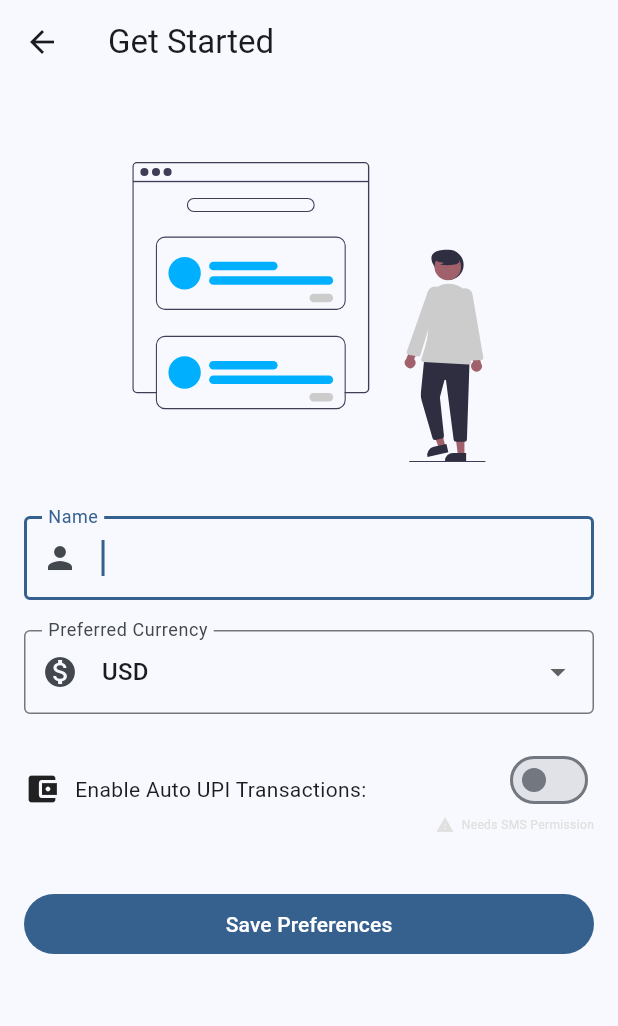
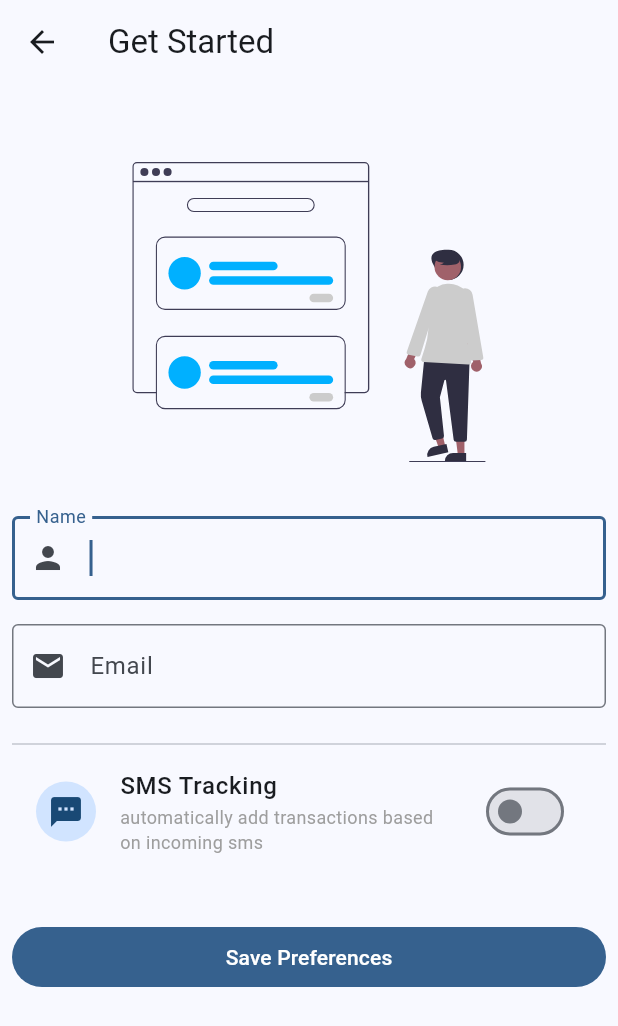
Before and after one commit to rijfas/pocketbook, a Flutter app: the screen it shows after launch, after a tap on "Get Started", on a phone screen of 412 x 824 dp. Shown: the top 1026 px of the screen. Run offline on Flutter 3.47's test engine with Material 3 defaults, Android fonts, the phone set to English and light mode, and no system bars; our stand-ins replace emoji_picker_flutter, fl_chart, flutter_svg, isar, shared_preferences, string_validator; missing offline and left inert: telephony; accounts and stored records are empty; generated files the repository leaves out were written again.

Commit message:
completed onboarding basic

```diff
--- a/lib/app.dart
+++ b/lib/app.dart
@@ -14,7 +14,7 @@ class App extends StatelessWidget {
         ),
       ),
       onGenerateRoute: Routes.onGenerateRoute,
-      initialRoute: Routes.getStarted,
+      initialRoute: Routes.loading,
       debugShowCheckedModeBanner: false,
     );
   }
--- a/lib/main.dart
+++ b/lib/main.dart
@@ -2,10 +2,17 @@ import 'package:flutter/material.dart';
 import 'package:pocketbook/services/budget_service.dart';
 import 'package:pocketbook/services/category_service.dart';
 import 'package:pocketbook/services/transaction_service.dart';
+import 'package:pocketbook/utils/app_preferences.dart';
 import 'package:provider/provider.dart';
+import 'package:telephony/telephony.dart';
 
 import 'app.dart';
 import 'utils/isar.dart';
+
+backgroundMessageHandler(SmsMessage message) async {
+  print(message.body);
+  //Handle background message
+}
 
 Future<void> main() async {
   WidgetsFlutterBinding.ensureInitialized();
@@ -13,6 +20,7 @@ Future<void> main() async {
   runApp(
     MultiProvider(
       providers: [
+        Provider(create: (_) => AppPreferences()),
         Provider(create: (_) => CategoryService(isar)),
         Provider(create: (_) => TransactionService(isar)),
         Provider(create: (_) => BudgetService(isar)),
--- a/lib/presentation/screens/loading/view.dart
+++ b/lib/presentation/screens/loading/view.dart
@@ -1,6 +1,8 @@
 import 'package:flutter/material.dart';
 import 'package:flutter/services.dart';
+import 'package:pocketbook/utils/app_preferences.dart';
 import 'package:pocketbook/utils/routes.dart';
+import 'package:provider/provider.dart';
 
 class LoadingView extends StatefulWidget {
   const LoadingView({super.key});
@@ -14,6 +16,22 @@ class _LoadingViewState extends State<LoadingView> {
   void initState() {
     super.initState();
     SystemChrome.setEnabledSystemUIMode(SystemUiMode.manual, overlays: []);
+    final appPreferences = context.read<AppPreferences>();
+    appPreferences.load().then(
+      (_) {
+        SystemChrome.setEnabledSystemUIMode(SystemUiMode.manual,
+                overlays: SystemUiOverlay.values)
+            .then(
+          (_) {
+            if (appPreferences.isFirstRun) {
+              Navigator.of(context).pushNamed(Routes.getStarted);
+            } else {
+              Navigator.of(context).pushNamed(Routes.dashboard);
+            }
+          },
+        );
+      },
+    );
   }
 
   @override
--- a/lib/presentation/screens/onboarding/route.dart
+++ b/lib/presentation/screens/onboarding/route.dart
@@ -1,10 +1,18 @@
 import 'package:flutter/material.dart';
+import 'package:pocketbook/presentation/screens/onboarding/controller.dart';
+import 'package:pocketbook/utils/app_preferences.dart';
+import 'package:provider/provider.dart';
 
 import 'view.dart';
 
 class Onboarding extends MaterialPageRoute {
   Onboarding({Key? key})
       : super(
-          builder: (_) => OnboardingView(),
+          builder: (_) => Provider(
+            create: (context) => OnboardingController(
+              context.read<AppPreferences>(),
+            ),
+            child: OnboardingView(),
+          ),
         );
 }
--- a/lib/presentation/screens/onboarding/view.dart
+++ b/lib/presentation/screens/onboarding/view.dart
@@ -1,7 +1,10 @@
 import 'package:flutter/material.dart';
 import 'package:flutter_svg/flutter_svg.dart';
+import 'package:pocketbook/presentation/screens/onboarding/controller.dart';
 import 'package:pocketbook/utils/assets.dart';
 import 'package:pocketbook/utils/routes.dart';
+import 'package:provider/provider.dart';
+import 'package:string_validator/string_validator.dart';
 
 class OnboardingView extends StatefulWidget {
   @override
@@ -9,16 +12,17 @@ class OnboardingView extends StatefulWidget {
 }
 
 class _OnboardingViewState extends State<OnboardingView> {
-  String _name = '';
-  String _currency = 'USD';
-  bool _enableAutoUPI = false;
-  List<String> _currencies = [
-    'USD',
-    'EUR',
-    'GBP',
-    'INR',
-    'JPY'
-  ]; // Example currencies
+  final _userNameController = TextEditingController();
+  final _emailController = TextEditingController();
+  final _formKey = GlobalKey<FormState>();
+  bool _smsTrackingEnabled = false;
+
+  @override
+  void dispose() {
+    _userNameController.dispose();
+    _emailController.dispose();
+    super.dispose();
+  }
 
   @override
   Widget build(BuildContext context) {
@@ -28,7 +32,12 @@ class _OnboardingViewState extends State<OnboardingView> {
         title: Text('Get Started'),
       ),
       body: Padding(
-        padding: const EdgeInsets.all(16.0),
+        padding: const EdgeInsets.symmetric(
+          vertical: 16.0,
+          horizontal: 8.0,
+        ),
+        child: Form(
+          key: _formKey,
           child: ListView(
             children: [
               SizedBox(height: 36),
@@ -41,85 +50,82 @@ class _OnboardingViewState extends State<OnboardingView> {
               ),
               SizedBox(height: 36),
               TextFormField(
-              onChanged: (value) {
-                setState(() {
-                  _name = value;
-                });
-              },
                 autofocus: true,
-              decoration: InputDecoration(
+                controller: _userNameController,
+                validator: (value) =>
+                    value == null || value.isEmpty ? 'Enter a name' : null,
+                decoration: const InputDecoration(
                   labelText: 'Name',
                   prefixIcon: Icon(Icons.person),
                   border: OutlineInputBorder(),
                 ),
               ),
-            SizedBox(height: 20),
-            DropdownButtonFormField(
-              value: _currency,
-              onChanged: (value) {
-                setState(() {
-                  _currency = value!;
-                });
-              },
-              items: _currencies.map((currency) {
-                return DropdownMenuItem(
-                  value: currency,
-                  child: Text(currency),
-                );
-              }).toList(),
-              decoration: InputDecoration(
-                labelText: 'Preferred Currency',
-                prefixIcon: Icon(Icons.monetization_on),
+              const SizedBox(height: 16),
+              TextFormField(
+                controller: _emailController,
+                validator: (value) => value == null || !isEmail(value)
+                    ? 'Enter a valid email'
+                    : null,
+                decoration: const InputDecoration(
+                  labelText: 'Email',
+                  prefixIcon: Icon(Icons.mail),
                   border: OutlineInputBorder(),
                 ),
               ),
-            SizedBox(height: 20),
-            Row(
-              children: [
-                Icon(Icons.account_balance_wallet),
-                SizedBox(width: 10),
-                Text('Enable Auto UPI Transactions:'),
-                Spacer(),
-                Column(
-                  crossAxisAlignment: CrossAxisAlignment.end,
-                  children: [
-                    Switch(
-                      value: _enableAutoUPI,
+              const SizedBox(height: 16),
+              const Divider(),
+              ListTile(
+                leading: const CircleAvatar(
+                  child: Icon(Icons.sms),
+                ),
+                title: const Text(
+                  'SMS Tracking',
+                  style: TextStyle(
+                    fontWeight: FontWeight.w500,
+                  ),
+                ),
+                subtitle: const Text(
+                  'automatically add transactions based on incoming sms',
+                  style: TextStyle(
+                    fontSize: 12,
+                    color: Colors.grey,
+                  ),
+                ),
+                trailing: Switch(
+                  value: _smsTrackingEnabled,
                   onChanged: (value) {
                     setState(() {
-                          _enableAutoUPI = value;
+                      _smsTrackingEnabled = value;
                     });
                   },
                 ),
-                    Row(
-                      children: [
-                        Icon(
-                          Icons.warning,
-                          color: Colors.grey[300],
-                          size: 12,
-                        ),
-                        SizedBox(width: 5),
-                        Text(
-                          'Needs SMS Permission',
-                          style:
-                              TextStyle(color: Colors.grey[300], fontSize: 8),
-                        ),
-                      ],
-                    ),
-                  ],
-                ),
-              ],
               ),
               SizedBox(height: 36),
               FilledButton(
                 onPressed: () {
+                  if (_formKey.currentState!.validate()) {
+                    context
+                        .read<OnboardingController>()
+                        .savePreferences(
+                          userName: _userNameController.text,
+                          email: _emailController.text,
+                          smsTrackingEnabled: _smsTrackingEnabled,
+                        )
+                        .then(
+                      (saved) {
+                        if (saved) {
                           Navigator.of(context).pushNamed(Routes.dashboard);
+                        }
+                      },
+                    );
+                  }
                 },
                 child: Text('Save Preferences'),
               ),
             ],
           ),
         ),
+      ),
     );
   }
 }
--- /dev/null
+++ b/lib/utils/app_preferences.dart
@@ -0,0 +1,54 @@
+import 'package:shared_preferences/shared_preferences.dart';
+
+class AppPreferences {
+  late final SharedPreferences _prefs;
+  String _userName = '';
+  String _email = '';
+  bool _isFirstRun = true;
+  bool _smsTrackingEnabled = false;
+  bool _notificationsEnabled = false;
+
+  String get userName => _userName;
+  String get email => _email;
+  bool get isFirstRun => _isFirstRun;
+  bool get smsTrackingEnabled => _smsTrackingEnabled;
+  bool get notificationsEnabled => _notificationsEnabled;
+
+  Future<void> load() async {
+    _prefs = await SharedPreferences.getInstance();
+    _isFirstRun = _prefs.getBool('isFirstRun') ?? true;
+    print(_isFirstRun);
+    _userName = _prefs.getString('userName') ?? '';
+    _email = _prefs.getString('email') ?? '';
+    _smsTrackingEnabled = _prefs.getBool('smsTrackingEnabled') ?? false;
+    _notificationsEnabled = _prefs.getBool('notificationsEnabled') ?? false;
+  }
+
+  Future<void> savePreferences({
+    required String userName,
+    required String email,
+    required bool smsTrackingEnabled,
+  }) async {
+    await _prefs.setString('userName', userName);
+    await _prefs.setString('email', email);
+    await _prefs.setBool('smsTrackingEnabled', smsTrackingEnabled);
+    await _prefs.setBool('notificationsEnabled', true);
+    await _prefs.setBool('isFirstRun', false);
+  }
+
+  Future<void> setUserName(String userName) async {
+    await _prefs.setString('userName', userName);
+  }
+
+  Future<void> setEmail(String email) async {
+    await _prefs.setString('email', email);
+  }
+
+  Future<void> setSmsTrackingEnabled(bool smsTrackingEnabled) async {
+    await _prefs.setBool('smsTrackingEnabled', smsTrackingEnabled);
+  }
+
+  Future<void> setNotificationsEnabled(bool notificationsEnabled) async {
+    await _prefs.setBool('notificationsEnabled', notificationsEnabled);
+  }
+}
--- /dev/null
+++ b/lib/utils/message_handler.dart
@@ -0,0 +1,15 @@
+import 'package:pocketbook/models/transaction.dart';
+import 'package:pocketbook/utils/isar.dart';
+import 'package:telephony/telephony.dart';
+
+messageHandler(SmsMessage message) async {
+  print('Handling SMS');
+  final isar = await loadIsar();
+  await isar.writeTxn(() async {
+    await isar.transactions.put(Transaction()
+      ..category = 'sms'
+      ..amount = 0.0
+      ..name = 'sms');
+  });
+  print('Done');
+}
--- a/pubspec.yaml
+++ b/pubspec.yaml
@@ -40,7 +40,6 @@ dependencies:
   path_provider: ^2.1.2
   intl: ^0.19.0
   google_fonts: ^6.1.0
-  go_router: ^13.2.0
   font_awesome_flutter: ^10.7.0
   flutter_svg: ^2.0.10+1
   emoji_picker_flutter: ^2.1.0
@@ -48,6 +47,8 @@ dependencies:
   fl_chart: ^0.66.2
   shared_preferences: ^2.2.3
   telephony: ^0.2.0
+  string_validator: ^1.0.2
+  flutter_local_notifications: ^17.0.0
 
 dev_dependencies:
   flutter_test:
```
Also changed, not shown: lib/presentation/screens/onboarding/controller.dart (added, +34 -0 lines), pubspec.lock. Lines whose indentation alone changed are shown as unchanged.
